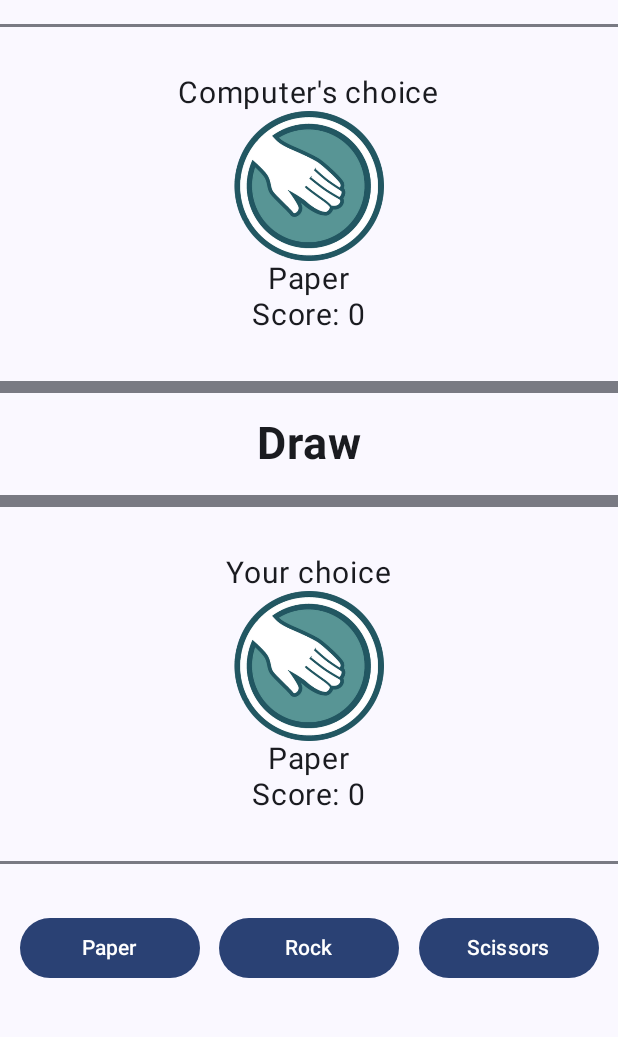
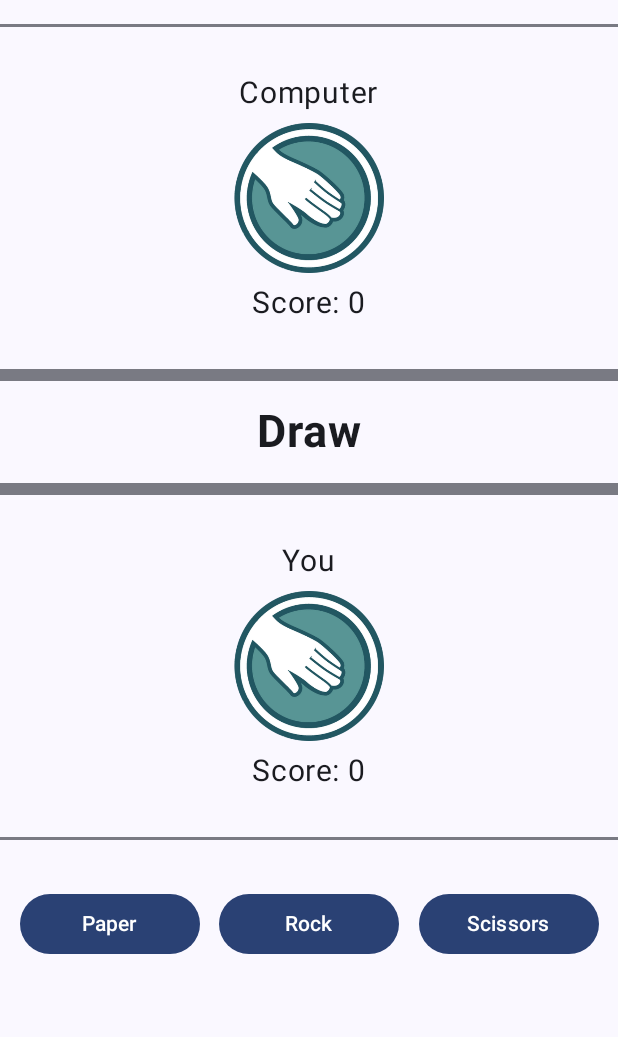
Before and after one commit to christianillanes/paper-rock-scissors, an Android app built with Jetpack Compose: the screen it shows after launch (MainActivity), on a phone screen of 412 x 824 dp, the part 54-1091 px from its top. Run offline under Robolectric (Android 15) with nearby library versions, the phone set to English and light mode, and no system bars.

Commit message:
Simplify the view design a bit

```diff
--- a/app/src/main/java/com/illanes/myapplication/Player.kt
+++ b/app/src/main/java/com/illanes/myapplication/Player.kt
@@ -1,6 +1,8 @@
 package com.illanes.myapplication
 
 import androidx.compose.foundation.Image
+import androidx.compose.foundation.layout.Spacer
+import androidx.compose.foundation.layout.height
 import androidx.compose.material3.Text
 import androidx.compose.runtime.Composable
 import androidx.compose.runtime.MutableIntState
@@ -8,6 +10,7 @@ import androidx.compose.runtime.MutableState
 import androidx.compose.ui.Modifier
 import androidx.compose.ui.res.painterResource
 import androidx.compose.ui.res.stringResource
+import androidx.compose.ui.unit.dp
 import androidx.compose.ui.unit.sp
 
 @Composable
@@ -24,17 +27,18 @@ fun Player(
         HandOption.ROCK -> R.drawable.rock
         HandOption.SCISSORS -> R.drawable.scissors
     }
-    val handText = when(handOption) {
-        HandOption.PAPER -> R.string.paper
-        HandOption.ROCK -> R.string.rock
-        HandOption.SCISSORS -> R.string.scissors
-    }
+//    val handText = when(handOption) {
+//        HandOption.PAPER -> R.string.paper
+//        HandOption.ROCK -> R.string.rock
+//        HandOption.SCISSORS -> R.string.scissors
+//    }
 
     Text(
         text = stringResource(id = title),
         fontSize = 20.sp,
         modifier = Modifier
     )
+    Spacer(modifier = Modifier.height(8.dp))
     Image(
         painter = if (isCountingDown.value) {
             painterResource(id = R.drawable.question)
@@ -44,15 +48,16 @@ fun Player(
         contentDescription = stringResource(id = R.string.rock),
         modifier = modifier
     )
-    Text(
-        text = if (isCountingDown.value) {
-            ""
-        } else {
-            stringResource(id = handText)
-        },
-        fontSize = 20.sp,
-        modifier = Modifier
-    )
+//    Text(
+//        text = if (isCountingDown.value) {
+//            ""
+//        } else {
+//            stringResource(id = handText)
+//        },
+//        fontSize = 20.sp,
+//        modifier = Modifier
+//    )
+    Spacer(modifier = Modifier.height(8.dp))
     Text(
         text = if (isCountingDown.value) {
             stringResource(id = R.string.score) + ": " + scoreTemp.intValue
--- a/app/src/main/res/values/strings.xml
+++ b/app/src/main/res/values/strings.xml
@@ -1,7 +1,7 @@
 <resources>
     <string name="app_name">Paper Rock Scissors</string>
-    <string name="computers_choice">Computer\'s choice</string>
-    <string name="your_choice">Your choice</string>
+    <string name="computers_choice">Computer</string>
+    <string name="your_choice">You</string>
     <string name="you_win">You win</string>
     <string name="you_lose">You lose</string>
     <string name="draw">Draw</string>
```
